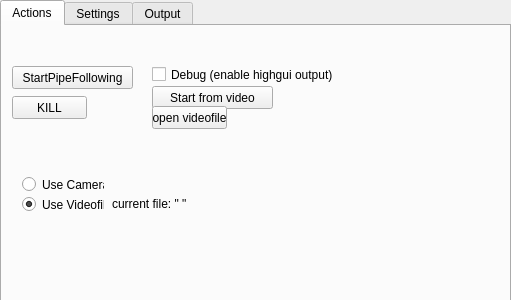
The window that Hanse/Behaviour_PipeFollowing/pipefollowingform.ui (iti-luebeck/HANSE2011) describes before a commit, drawn with Qt 5.
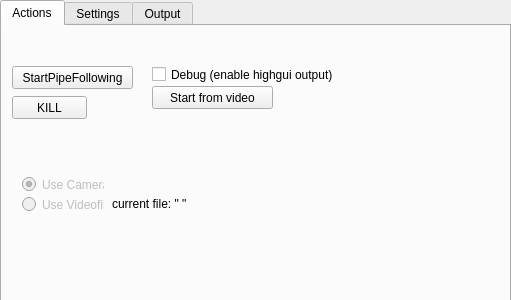
The same window after the commit. The open tabs and pages were chosen to show the change.

Patch:
```diff
--- a/Hanse/Behaviour_PipeFollowing/pipefollowingform.ui
+++ b/Hanse/Behaviour_PipeFollowing/pipefollowingform.ui
@@ -30,6 +30,9 @@
      <string>Actions</string>
     </attribute>
     <widget class="QRadioButton" name="useVideofileRadioButton">
+     <property name="enabled">
+      <bool>false</bool>
+     </property>
      <property name="geometry">
       <rect>
        <x>20</x>
@@ -42,7 +45,7 @@
       <string>Use Videofile</string>
      </property>
      <property name="checked">
-      <bool>true</bool>
+      <bool>false</bool>
      </property>
     </widget>
     <widget class="QPushButton" name="startFromVideoFileButton">
@@ -72,6 +75,9 @@
      </property>
     </widget>
     <widget class="QRadioButton" name="useCameraRadioButton">
+     <property name="enabled">
+      <bool>false</bool>
+     </property>
      <property name="geometry">
       <rect>
        <x>20</x>
@@ -83,6 +89,9 @@
      <property name="text">
       <string>Use Camera</string>
      </property>
+     <property name="checked">
+      <bool>true</bool>
+     </property>
     </widget>
     <widget class="QLabel" name="curVideofileLabel">
      <property name="geometry">
@@ -110,19 +119,6 @@
       <string>Debug (enable highgui output)</string>
      </property>
     </widget>
-    <widget class="QPushButton" name="openVideofileButton">
-     <property name="geometry">
-      <rect>
-       <x>150</x>
-       <y>80</y>
-       <width>75</width>
-       <height>23</height>
-      </rect>
-     </property>
-     <property name="text">
-      <string>open videofile</string>
-     </property>
-    </widget>
     <widget class="QPushButton" name="stopButton">
      <property name="geometry">
       <rect>
```
Left out of the diff: 2 changed lines with no effect on the pictures.
